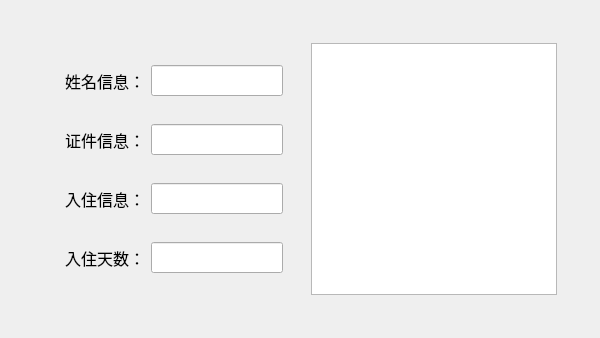
Above: Hotel Managing System/Search Customer Dialog.ui from Shu-Huai/Hotel-Managing-System before the change. Below: the same form after it.
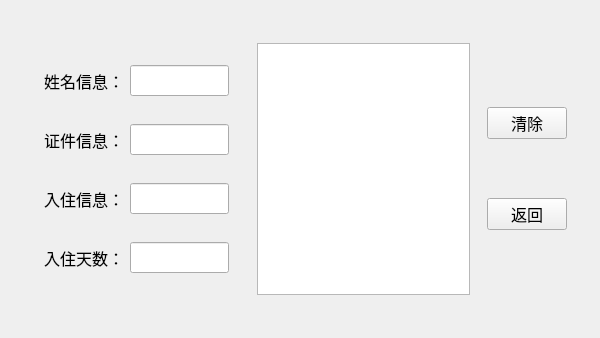
That is the form after the change.

The edit to the form file:
```diff
--- a/Hotel Managing System/Search Customer Dialog.ui
+++ b/Hotel Managing System/Search Customer Dialog.ui
@@ -146,7 +146,52 @@
        </widget>
       </item>
       <item>
-       <widget class="QListWidget" name="customerList"/>
+       <widget class="QListWidget" name="customerList">
+        <property name="font">
+         <font>
+          <family>宋体</family>
+          <pointsize>12</pointsize>
+         </font>
+        </property>
+       </widget>
+      </item>
+      <item>
+       <widget class="QWidget" name="buttonPanel" native="true">
+        <layout class="QVBoxLayout" name="verticalLayout_2">
+         <item>
+          <widget class="QPushButton" name="clearButton">
+           <property name="font">
+            <font>
+             <family>宋体</family>
+             <pointsize>12</pointsize>
+            </font>
+           </property>
+           <property name="text">
+            <string>清除</string>
+           </property>
+           <property name="autoDefault">
+            <bool>false</bool>
+           </property>
+          </widget>
+         </item>
+         <item>
+          <widget class="QPushButton" name="returnButton">
+           <property name="font">
+            <font>
+             <family>宋体</family>
+             <pointsize>12</pointsize>
+            </font>
+           </property>
+           <property name="text">
+            <string>返回</string>
+           </property>
+           <property name="autoDefault">
+            <bool>false</bool>
+           </property>
+          </widget>
+         </item>
+        </layout>
+       </widget>
       </item>
      </layout>
     </widget>
```
